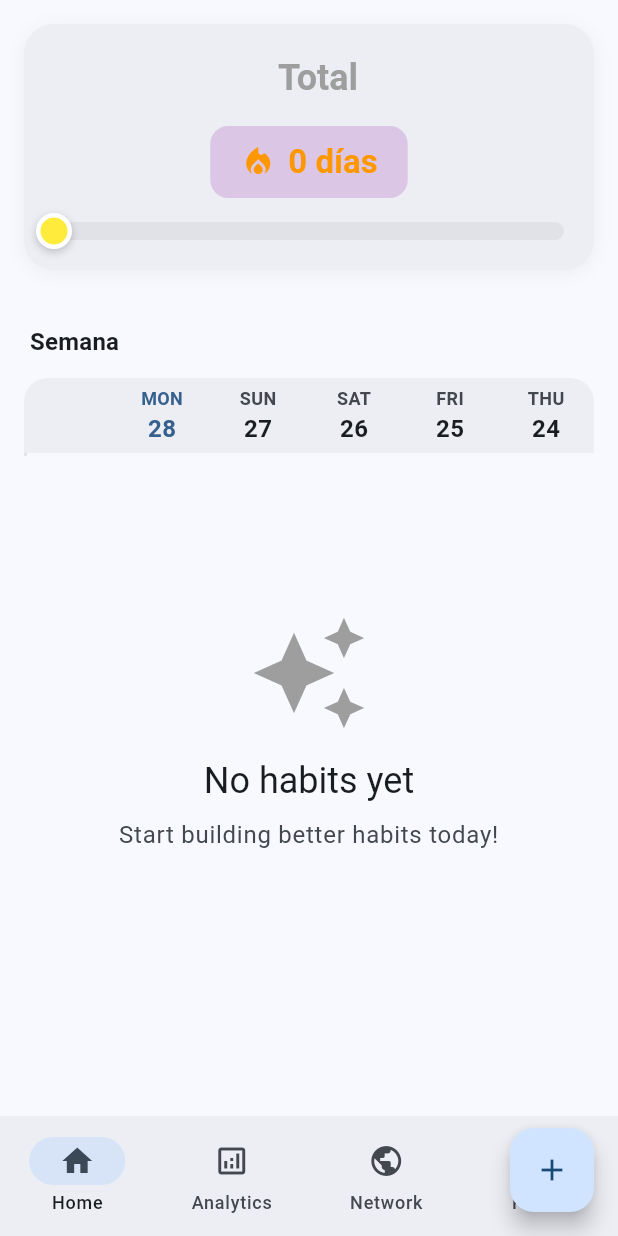
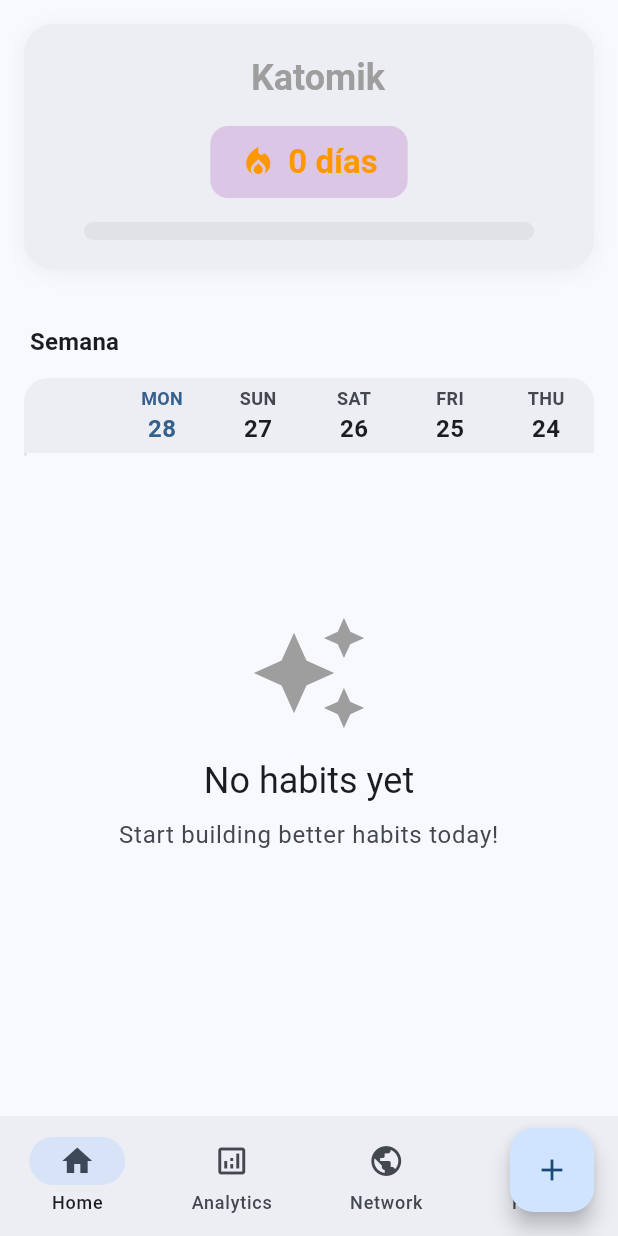
Before and after one commit to pardo312/katomik, a Flutter app: the screen it shows after launch, on a phone screen of 412 x 824 dp. Run offline on Flutter 3.47's test engine with Material 3 defaults, Android fonts, the phone set to English and light mode, and no system bars; our stand-ins replace fl_chart, shared_preferences, sqflite, table_calendar; accounts and stored records are empty.

Commit message:
Fix bar width

```diff
--- a/lib/screens/home_screen.dart
+++ b/lib/screens/home_screen.dart
@@ -68,7 +68,7 @@ class HomeScreen extends StatelessWidget {
             children: [
               const SizedBox(width: 12),
               Text(
-                'Total',
+                'Katomik',
                 style: Theme.of(context).textTheme.headlineSmall?.copyWith(
                   fontWeight: FontWeight.bold,
                   color: allCompleted ? Colors.orange : Colors.grey,
@@ -105,13 +105,21 @@ class HomeScreen extends StatelessWidget {
             ),
           ),
           const SizedBox(height: 16),
-          Stack(
+          LayoutBuilder(
+            builder: (context, constraints) {
+              // Use the actual available width minus padding for more accurate calculations
+              final barWidth =
+                  constraints.maxWidth - 40; // 20px padding on each side
+              return Stack(
                 clipBehavior: Clip.none,
                 children: [
                   Container(
                     height: 12,
+                    width: barWidth,
                     decoration: BoxDecoration(
-                  color: Theme.of(context).colorScheme.surfaceContainerHighest,
+                      color: Theme.of(
+                        context,
+                      ).colorScheme.surfaceContainerHighest,
                       borderRadius: BorderRadius.circular(6),
                     ),
                   ),
@@ -119,7 +127,7 @@ class HomeScreen extends StatelessWidget {
                     duration: const Duration(milliseconds: 800),
                     curve: Curves.easeInOut,
                     height: 12,
-                width: MediaQuery.of(context).size.width * 0.8 * progress,
+                    width: barWidth * progress,
                     decoration: BoxDecoration(
                       gradient: LinearGradient(
                         colors: [Colors.yellow, Colors.orange],
@@ -129,29 +137,9 @@ class HomeScreen extends StatelessWidget {
                       borderRadius: BorderRadius.circular(6),
                     ),
                   ),
-              AnimatedPositioned(
-                duration: const Duration(milliseconds: 800),
-                curve: Curves.easeInOut,
-                left: (MediaQuery.of(context).size.width * 0.8 * progress) - 12,
-                top: -6,
-                child: Container(
-                  width: 24,
-                  height: 24,
-                  decoration: BoxDecoration(
-                    color: Colors.yellow,
-                    shape: BoxShape.circle,
-                    border: Border.all(color: Colors.white, width: 3),
-                    boxShadow: [
-                      BoxShadow(
-                        color: Colors.black.withValues(alpha: 0.2),
-                        blurRadius: 4,
-                        offset: const Offset(0, 2),
-                      ),
                 ],
-                  ),
-                ),
-              ),
-            ],
+              );
+            },
           ),
         ],
       ),
@@ -257,8 +245,9 @@ class HomeScreen extends StatelessWidget {
                       Container(
                         height: 60,
                         decoration: BoxDecoration(
-                          color: Theme.of(context).colorScheme.surfaceContainer
-                                .withValues(alpha: 0.3),
+                          color: Theme.of(
+                            context,
+                          ).colorScheme.surfaceContainer.withValues(alpha: 0.3),
                         ),
                         child: Row(
                           children: [
@@ -269,12 +258,14 @@ class HomeScreen extends StatelessWidget {
                                   context,
                                   Platform.isIOS
                                       ? CupertinoPageRoute(
-                                      builder: (_) =>
-                                          AddHabitScreen(habitToEdit: habit),
+                                          builder: (_) => AddHabitScreen(
+                                            habitToEdit: habit,
+                                          ),
                                         )
                                       : MaterialPageRoute(
-                                      builder: (_) =>
-                                          AddHabitScreen(habitToEdit: habit),
+                                          builder: (_) => AddHabitScreen(
+                                            habitToEdit: habit,
+                                          ),
                                         ),
                                 );
                               },
@@ -302,7 +293,10 @@ class HomeScreen extends StatelessWidget {
                             ...dates.map((date) {
                               final isCompleted =
                                   habit.id != null &&
-                              provider.isHabitCompletedForDate(habit.id!, date);
+                                  provider.isHabitCompletedForDate(
+                                    habit.id!,
+                                    date,
+                                  );
                               final isToday =
                                   DateFormat.yMd().format(date) ==
                                   DateFormat.yMd().format(today);
@@ -337,7 +331,9 @@ class HomeScreen extends StatelessWidget {
                                                     .colorScheme
                                                     .surfaceContainerHighest
                                                     .withValues(
-                                                  alpha: isToday ? 1.0 : 0.5,
+                                                      alpha: isToday
+                                                          ? 1.0
+                                                          : 0.5,
                                                     ),
                                           width: 2,
                                         ),
@@ -362,7 +358,9 @@ class HomeScreen extends StatelessWidget {
                       if (index < provider.habits.length - 1)
                         Container(
                           height: 1,
-                      color: Theme.of(context).colorScheme.surfaceContainerHighest
+                          color: Theme.of(context)
+                              .colorScheme
+                              .surfaceContainerHighest
                               .withValues(alpha: 0.5),
                         ),
                     ],
@@ -406,5 +404,4 @@ class HomeScreen extends StatelessWidget {
       ),
     );
   }
-
 }
```
Lines whose indentation alone changed are shown as unchanged.
